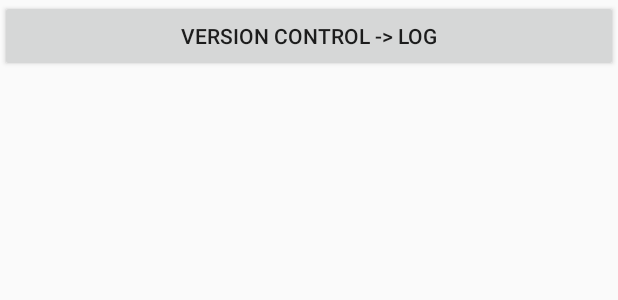
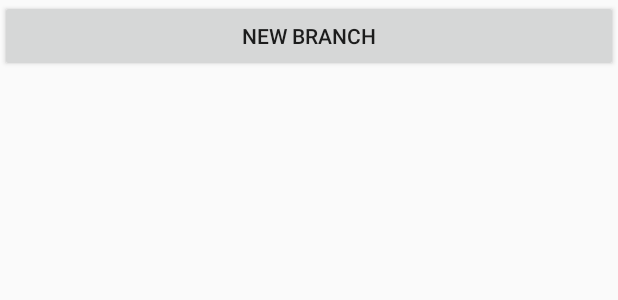
Before and after one commit to kimhyooo/Quiz_Midterm, an Android app: the layout test2.xml on its own in the app's theme, with its tools: preview values and no code run, on a phone screen of 412 x 824 dp. Shown: the top 300 px of the screen. Run offline under Robolectric (Android 15) with nearby library versions, the phone set to English and light mode, and no system bars.

Commit message:
new branch

```diff
--- a/app/src/main/res/layout/test2.xml
+++ b/app/src/main/res/layout/test2.xml
@@ -6,7 +6,7 @@
     <Button
         android:layout_width="match_parent"
         android:layout_height="wrap_content"
-        android:text="version control -> log">
+        android:text="new branch">
 
     </Button>
 </LinearLayout>
```
